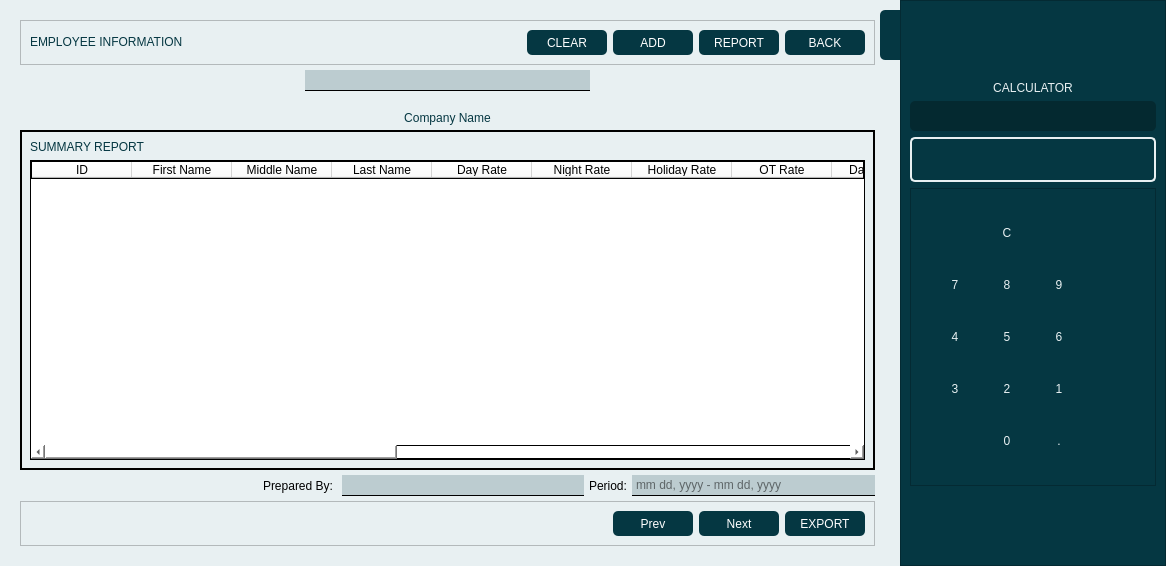
chraem/Mugna, file mugna/assets/mainWindow.ui: the form before one commit.
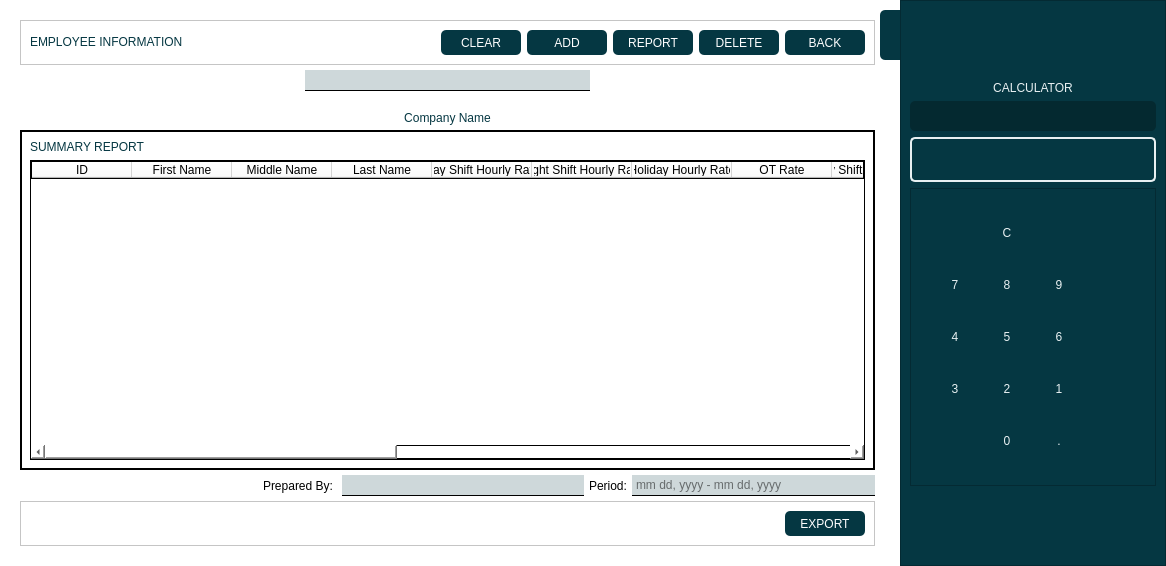
The form after the commit. The open tabs and pages were chosen to show the change. Icons and pictures are not drawn.

Commit message: refactor: add delete buttom | remover prev and next button

Diff of the .ui file:
```diff
--- a/mugna/assets/mainWindow.ui
+++ b/mugna/assets/mainWindow.ui
@@ -18,7 +18,7 @@
     <normaloff>:/images/cat.png</normaloff>:/images/cat.png</iconset>
   </property>
   <property name="styleSheet">
-   <string notr="true">background-color: rgb(232, 240, 242);</string>
+   <string notr="true">background-color: rgb(255, 255, 255);</string>
   </property>
   <widget class="QWidget" name="centralwidget">
    <layout class="QHBoxLayout" name="horizontalLayout">
@@ -46,7 +46,7 @@
        </size>
       </property>
       <property name="styleSheet">
-       <string notr="true">background-color: rgb(232, 240, 242);</string>
+       <string notr="true"/>
       </property>
       <property name="frameShape">
        <enum>QFrame::NoFrame</enum>
@@ -229,6 +229,44 @@
             </property>
            </widget>
           </item>
+          <item>
+           <widget class="QPushButton" name="delete_BTN">
+            <property name="sizePolicy">
+             <sizepolicy hsizetype="Minimum" vsizetype="Preferred">
+              <horstretch>0</horstretch>
+              <verstretch>0</verstretch>
+             </sizepolicy>
+            </property>
+            <property name="minimumSize">
+             <size>
+              <width>80</width>
+              <height>25</height>
+             </size>
+            </property>
+            <property name="cursor">
+             <cursorShape>PointingHandCursor</cursorShape>
+            </property>
+            <property name="styleSheet">
+             <string notr="true">QPushButton{
+	background-color: rgb(5, 55, 66);
+	border-radius: 5px;
+	color: rgb(255, 255, 255);
+	font: bold 12pt &quot;assets/font/monda.ttf&quot;;
+	padding: 2px;
+}
+
+QPushButton:hover{
+	background-color:rgb(57, 162, 219) ;
+}</string>
+            </property>
+            <property name="text">
+             <string>DELETE</string>
+            </property>
+            <property name="flat">
+             <bool>true</bool>
+            </property>
+           </widget>
+          </item>
           <item>
            <widget class="QPushButton" name="back_BTN">
             <property name="sizePolicy">
@@ -1404,6 +1442,12 @@
              <property name="sortingEnabled">
               <bool>true</bool>
              </property>
+             <attribute name="horizontalHeaderMinimumSectionSize">
+              <number>100</number>
+             </attribute>
+             <attribute name="horizontalHeaderDefaultSectionSize">
+              <number>100</number>
+             </attribute>
              <attribute name="horizontalHeaderStretchLastSection">
               <bool>true</bool>
              </attribute>
@@ -1432,17 +1476,17 @@
              </column>
              <column>
               <property name="text">
-               <string>Day Rate</string>
+               <string>Day Shift Hourly Rate</string>
               </property>
              </column>
              <column>
               <property name="text">
-               <string>Night Rate</string>
+               <string>Night Shift Hourly Rate</string>
               </property>
              </column>
              <column>
               <property name="text">
-               <string>Holiday Rate</string>
+               <string>Holiday Hourly Rate</string>
               </property>
              </column>
              <column>
@@ -1452,32 +1496,32 @@
              </column>
              <column>
               <property name="text">
-               <string>Day Worked</string>
+               <string>Day Shift Hour(s) Worked</string>
               </property>
              </column>
              <column>
               <property name="text">
-               <string>Night Worked</string>
+               <string>Night Shift Hour(s) Worked</string>
               </property>
              </column>
              <column>
               <property name="text">
-               <string>Holiday Worked</string>
+               <string>Holiday Hour(s) Worked</string>
               </property>
              </column>
              <column>
               <property name="text">
-               <string>OT Hours</string>
+               <string>OT Hour(s) Worked</string>
               </property>
              </column>
              <column>
               <property name="text">
-               <string>Total Day Pay</string>
+               <string>Total Day Shift Pay</string>
               </property>
              </column>
              <column>
               <property name="text">
-               <string>Total Night Pay</string>
+               <string>Total Night Night Pay</string>
               </property>
              </column>
              <column>
@@ -1671,82 +1715,6 @@
             </property>
            </spacer>
           </item>
-          <item>
-           <widget class="QPushButton" name="prev_BTN">
-            <property name="sizePolicy">
-             <sizepolicy hsizetype="Minimum" vsizetype="Preferred">
-              <horstretch>0</horstretch>
-              <verstretch>0</verstretch>
-             </sizepolicy>
-            </property>
-            <property name="minimumSize">
-             <size>
-              <width>80</width>
-              <height>25</height>
-             </size>
-            </property>
-            <property name="cursor">
-             <cursorShape>PointingHandCursor</cursorShape>
-            </property>
-            <property name="styleSheet">
-             <string notr="true">QPushButton{
-	background-color: rgb(5, 55, 66);
-	border-radius: 5px;
-	color: rgb(255, 255, 255);
-	font: bold 12pt &quot;assets/font/monda.ttf&quot;;
-	padding: 2px;
-}
-
-QPushButton:hover{
-	background-color:rgb(57, 162, 219) ;
-}</string>
-            </property>
-            <property name="text">
-             <string>Prev</string>
-            </property>
-            <property name="flat">
-             <bool>true</bool>
-            </property>
-           </widget>
-          </item>
-          <item>
-           <widget class="QPushButton" name="next_BTN">
-            <property name="sizePolicy">
-             <sizepolicy hsizetype="Minimum" vsizetype="Preferred">
-              <horstretch>0</horstretch>
-              <verstretch>0</verstretch>
-             </sizepolicy>
-            </property>
-            <property name="minimumSize">
-             <size>
-              <width>80</width>
-              <height>25</height>
-             </size>
-            </property>
-            <property name="cursor">
-             <cursorShape>PointingHandCursor</cursorShape>
-            </property>
-            <property name="styleSheet">
-             <string notr="true">QPushButton{
-	background-color: rgb(5, 55, 66);
-	border-radius: 5px;
-	color: rgb(255, 255, 255);
-	font: bold 12pt &quot;assets/font/monda.ttf&quot;;
-	padding: 2px;
-}
-
-QPushButton:hover{
-	background-color:rgb(57, 162, 219) ;
-}</string>
-            </property>
-            <property name="text">
-             <string>Next</string>
-            </property>
-            <property name="flat">
-             <bool>true</bool>
-            </property>
-           </widget>
-          </item>
           <item>
            <widget class="QPushButton" name="export_BTN">
             <property name="sizePolicy">
```
Left out of the diff: 8 changed lines with no effect on the pictures.
